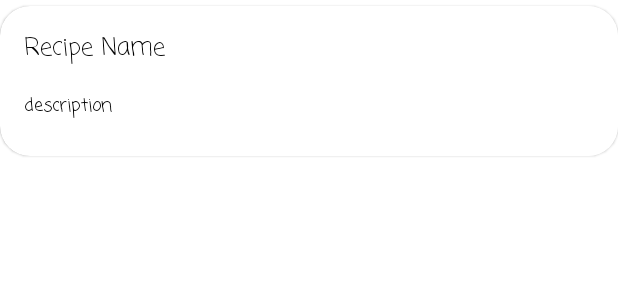
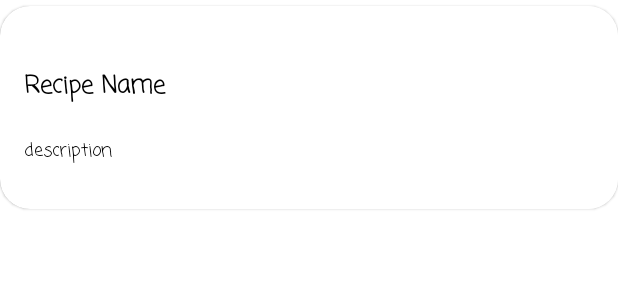
Before and after one commit to ntnzzv/FoodParty, an Android app: the layout rv_item.xml on its own in the app's theme, with its tools: preview values and no code run, on a phone screen of 412 x 824 dp. Shown: the top 300 px of the screen. Run offline under Robolectric (Android 15) with nearby library versions, the phone set to English and light mode, and no system bars.

Commit message:
rv_item fix

```diff
--- a/app/src/main/java/com/example/recipebook/activities/AddEditRecipeActivity.java
+++ b/app/src/main/java/com/example/recipebook/activities/AddEditRecipeActivity.java
@@ -136,7 +136,7 @@ public class AddEditRecipeActivity extends AppCompatActivity {
         super.onResume();
 
         InitializeActivity();
-        fillWithExistedData();
+        fillViewsWithExistingData();
 
         registerReceiver(netStateReceiver, new IntentFilter("android.net.conn.CONNECTIVITY_CHANGE"));
         registerReceiver(batteryInfoReceiver, new IntentFilter(Intent.ACTION_BATTERY_CHANGED));
@@ -234,7 +234,7 @@ public class AddEditRecipeActivity extends AppCompatActivity {
         editTextFilledExposedDropdown.setAdapter(adapter);
     }
 
-    private void fillWithExistedData() {
+    private void fillViewsWithExistingData() {
         recipeNameView.setText(recipe.getRecipeName());
         descriptionView.setText(recipe.getDescription());
         typeView.setText(typeView.getAdapter().getItem(recipe.getType().ordinal()).toString(), false);
@@ -246,7 +246,6 @@ public class AddEditRecipeActivity extends AppCompatActivity {
             }
         } else
             Picasso.get().load(recipe.getImageUrl()).into(imageView);
-
 
     }
 
@@ -329,7 +328,7 @@ public class AddEditRecipeActivity extends AppCompatActivity {
                         finish();
 
                     } else
-                        Toast.makeText(this, "Network OFF, try letter", Toast.LENGTH_LONG).show();
+                        Toast.makeText(this, "Network OFF, try later", Toast.LENGTH_LONG).show();
 
                 })
                 .OnNegativeClicked(() -> Toast.makeText(AddEditRecipeActivity.this, "Submission canceled", Toast.LENGTH_SHORT).show())
--- a/app/src/main/java/com/example/recipebook/entities/Recipe.java
+++ b/app/src/main/java/com/example/recipebook/entities/Recipe.java
@@ -22,6 +22,7 @@ public class Recipe implements Serializable {
         Dessert,
         Undefined
     }
+
     public Recipe(String recipeName, String description, ArrayList<String> ingredients, ArrayList<String> instructions, String type) {
         this.recipeName = recipeName;
         this.description = description;
--- a/app/src/main/java/com/example/recipebook/viewmodel/RecipesViewModel.java
+++ b/app/src/main/java/com/example/recipebook/viewmodel/RecipesViewModel.java
@@ -142,7 +142,6 @@ public class RecipesViewModel extends AndroidViewModel {
         usersDBReference = realTimeDBService.getReferenceToUsersDB();
         usersDBReference.addChildEventListener(new UserEventListener());
     }
-
 
     /*----------------------------------------------------------------*/
     private void initializeVariables() {
--- a/app/src/main/res/layout/rv_item.xml
+++ b/app/src/main/res/layout/rv_item.xml
@@ -12,7 +12,7 @@
 
     <androidx.constraintlayout.widget.ConstraintLayout
         android:layout_width="match_parent"
-        android:layout_height="100dp">
+        android:layout_height="135dp">
 
         <ImageView
             android:id="@+id/iv_image_item"
@@ -27,16 +27,20 @@
 
         <TextView
             android:id="@+id/tv_name_item"
+            style="@style/DetailsContentStyle"
             android:layout_width="0dp"
             android:layout_height="wrap_content"
             android:layout_marginStart="16dp"
-            android:layout_marginTop="16dp"
+            android:layout_marginTop="28dp"
             android:layout_marginEnd="16dp"
+            android:layout_marginBottom="8dp"
             android:text="@string/recipe_name"
+            android:textStyle="bold"
+            app:layout_constraintBottom_toTopOf="@+id/tv_description_item"
             app:layout_constraintEnd_toStartOf="@+id/iv_image_item"
+            app:layout_constraintHorizontal_bias="0.0"
             app:layout_constraintStart_toStartOf="parent"
-            app:layout_constraintTop_toTopOf="parent"
-            style="@style/DetailsContentStyle"/>
+            app:layout_constraintTop_toTopOf="parent" />
 
         <TextView
             android:id="@+id/tv_description_item"
@@ -44,13 +48,14 @@
             android:layout_width="0dp"
             android:layout_height="wrap_content"
             android:layout_marginStart="16dp"
-            android:layout_marginTop="8dp"
             android:layout_marginEnd="16dp"
             android:layout_marginBottom="16dp"
             app:layout_constraintBottom_toBottomOf="parent"
             app:layout_constraintEnd_toStartOf="@+id/iv_image_item"
+            app:layout_constraintHorizontal_bias="0.0"
             app:layout_constraintStart_toStartOf="parent"
             app:layout_constraintTop_toBottomOf="@+id/tv_name_item"
+            app:layout_constraintVertical_bias="0.666"
             tools:text="@string/description" />
 
     </androidx.constraintlayout.widget.ConstraintLayout>
```
